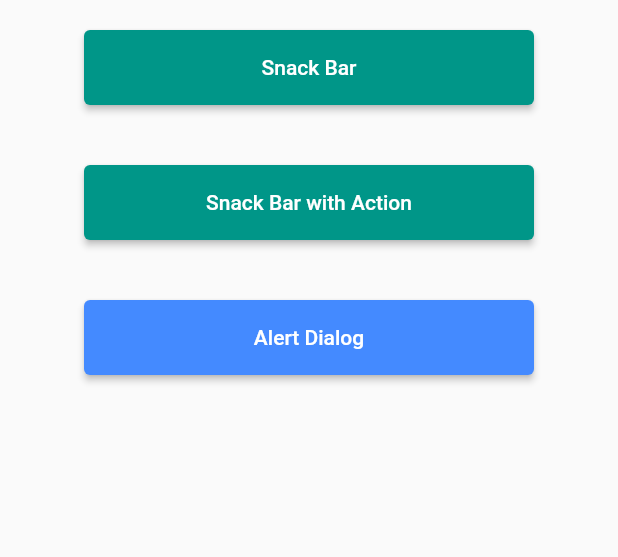
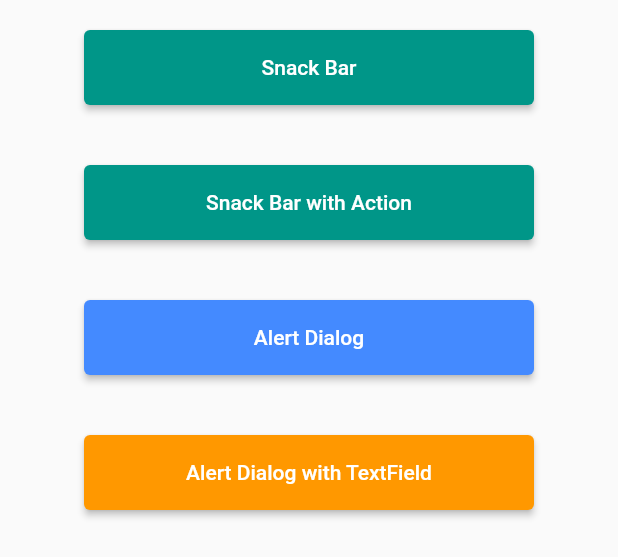
Before and after one commit to shuangxuetwelve/flutter_practice, a Flutter app: the DialogsPage widget shown alone on an empty page, opened directly, on a phone screen of 412 x 824 dp. Shown: the top 557 px of the screen. Run offline on Flutter 3.47's test engine with Material 2 defaults, Android fonts, the phone set to English and light mode, and no system bars; our stand-ins replace shared_preferences; accounts and stored records are empty.

Commit message:
Add component InputDialog

```diff
--- a/lib/pages/dialogs.dart
+++ b/lib/pages/dialogs.dart
@@ -1,8 +1,11 @@
 import 'package:flutter/cupertino.dart';
 
 import 'package:flutter/material.dart';
+import '../components/dialogs.dart';
 
 class DialogsPage extends StatelessWidget {
+  const DialogsPage({Key? key}) : super(key: key);
+
   @override
   Widget build(BuildContext context) {
     return SizedBox.expand(
@@ -87,6 +90,23 @@ class DialogsPage extends StatelessWidget {
             ),
             margin: const EdgeInsets.symmetric(vertical: 20),
           ),
+          Container(
+            child: SizedBox(
+              child: ElevatedButton(
+                child: const Text("Alert Dialog with TextField"),
+                onPressed: () {
+                  showDialog<String>(
+                      context: context,
+                      builder: (BuildContext context) {
+                        return const InputDialog();
+                      });
+                },
+              ),
+              width: 300,
+              height: 50,
+            ),
+            margin: const EdgeInsets.symmetric(vertical: 20),
+          ),
         ],
       ),
     );
```
Also changed, not shown: lib/components/dialogs.dart (added, +31 -0 lines).
